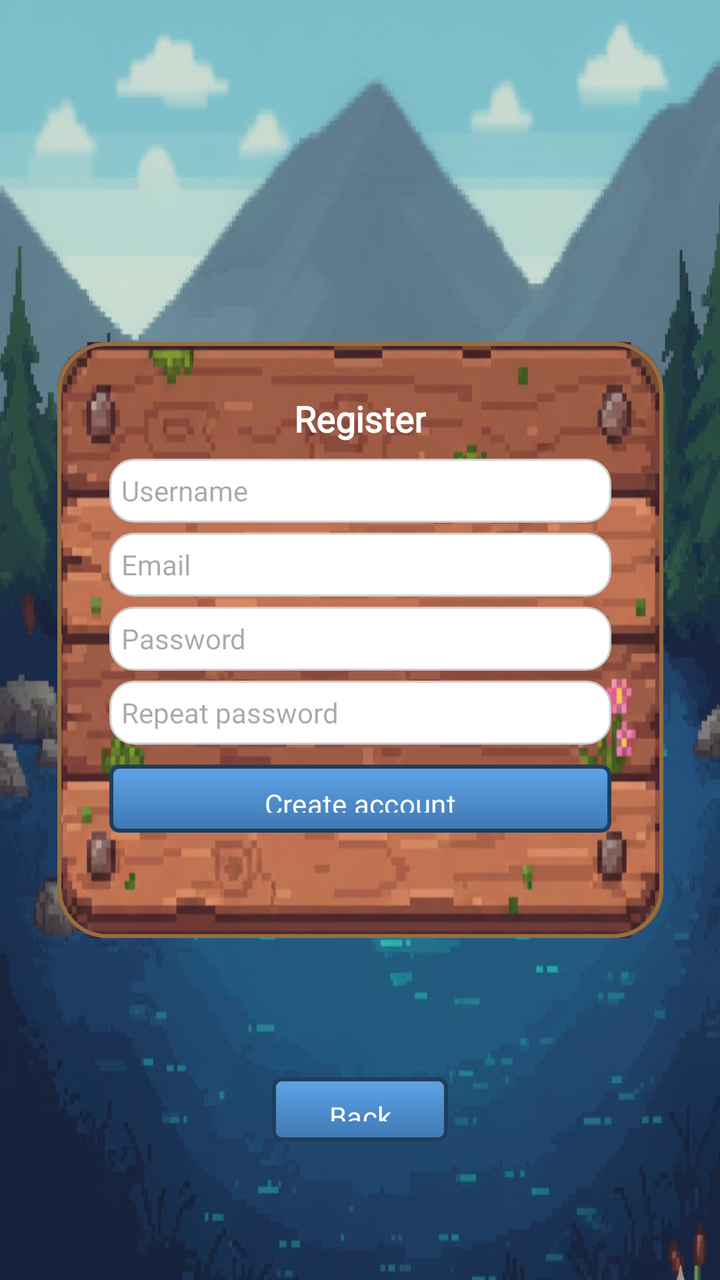
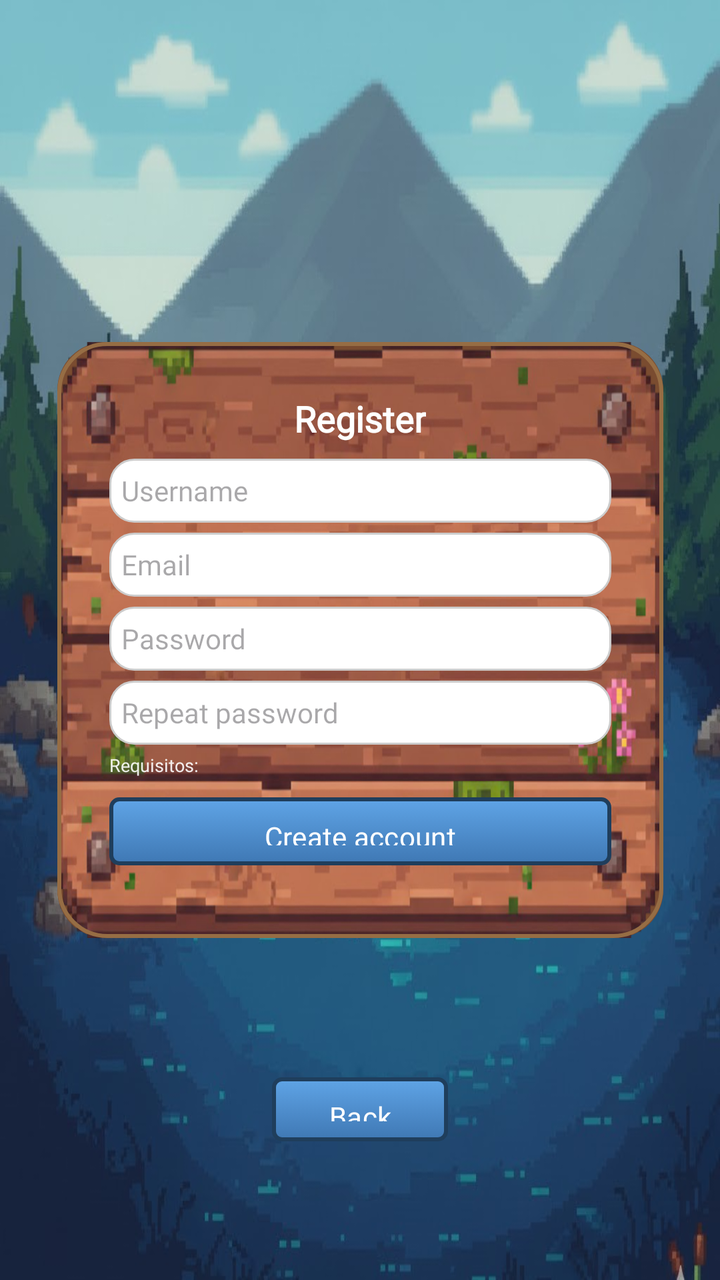

Before-and-after screenshots of an Android layout around one commit, followed by the original layout XML and the change that was made.
<!-- AndroidManifest.xml: application theme Theme.Android_Proyecto -->
<!-- res/layout/activity_register.xml -->
<?xml version="1.0" encoding="utf-8"?>
<androidx.constraintlayout.widget.ConstraintLayout xmlns:android="http://schemas.android.com/apk/res/android"
    xmlns:app="http://schemas.android.com/apk/res-auto"
    xmlns:tools="http://schemas.android.com/tools"
    android:layout_width="match_parent"
    android:layout_height="match_parent"
    android:background="@drawable/fondologin"
    android:backgroundTintMode="src_in">


    <FrameLayout
        android:id="@+id/frameLayout"
        android:layout_width="303dp"
        android:layout_height="298dp"
        android:background="@drawable/bg_login_card"
        app:layout_constraintBottom_toBottomOf="parent"
        app:layout_constraintEnd_toEndOf="parent"
        app:layout_constraintStart_toStartOf="parent"
        app:layout_constraintTop_toTopOf="parent">

        <LinearLayout
            android:layout_width="match_parent"
            android:layout_height="wrap_content"
            android:background="@android:color/transparent"
            android:orientation="vertical"
            android:padding="10dp">

            <TextView
                android:layout_width="wrap_content"
                android:layout_height="wrap_content"
                android:layout_gravity="center_horizontal"
                android:fontFamily="@font/pixel_font"
                android:paddingBottom="8dp"
                android:text="Register"
                android:textColor="#FFFFFF"
                android:textSize="18sp"
                android:textStyle="bold" />

            <EditText
                android:id="@+id/etUserReg"
                android:layout_width="match_parent"
                android:layout_height="32dp"
                android:background="@drawable/edittext_rounded"
                android:fontFamily="@font/pixel_font"
                android:hint="Username"
                android:inputType="textPersonName"
                android:padding="6dp"
                android:textSize="14sp" />

            <EditText
                android:id="@+id/etEmailReg"
                android:layout_width="match_parent"
                android:layout_height="32dp"
                android:layout_marginTop="5dp"
                android:background="@drawable/edittext_rounded"
                android:fontFamily="@font/pixel_font"
                android:hint="Email"
                android:inputType="textEmailAddress"
                android:padding="6dp"
                android:textSize="14sp" />

            <EditText
                android:id="@+id/etPassReg"
                android:layout_width="match_parent"
                android:layout_height="32dp"
                android:layout_marginTop="5dp"
                android:background="@drawable/edittext_rounded"
                android:fontFamily="@font/pixel_font"
                android:hint="Password"
                android:inputType="textPassword"
                android:padding="6dp"
                android:textSize="14sp" />

            <EditText
                android:id="@+id/etPassConfirmReg"
                android:layout_width="match_parent"
                android:layout_height="32dp"
                android:layout_marginTop="5dp"
                android:background="@drawable/edittext_rounded"
                android:fontFamily="@font/pixel_font"
                android:hint="Repeat password"
                android:inputType="textPassword"
                android:padding="6dp"
                android:textSize="14sp" />

            <ProgressBar
                android:id="@+id/progressRegister"
                style="?android:attr/progressBarStyleSmall"
                android:layout_width="wrap_content"
                android:layout_height="wrap_content"
                android:layout_gravity="center_horizontal"
                android:layout_marginTop="3dp"
                android:visibility="gone" />

            <Button
                android:id="@+id/btnRegister"
                android:layout_width="match_parent"
                android:layout_height="34dp"
                android:layout_marginTop="10dp"
                android:background="@drawable/pixel_button_bg"
                android:fontFamily="@font/pixel_font"
                android:text="Create account"
                android:textAllCaps="false"
                android:textSize="14sp"
                app:backgroundTint="@null" />

            <TextView
                android:id="@+id/tvMsgRegister"
                android:layout_width="match_parent"
                android:layout_height="37dp"
                android:fontFamily="@font/pixel_font"
                android:paddingTop="3dp"
                android:textColor="@android:color/white"
                android:textSize="12sp" />
        </LinearLayout>

    </FrameLayout>

    <Button
        android:id="@+id/btnBack"
        android:layout_width="wrap_content"
        android:layout_height="32dp"
        android:background="@drawable/pixel_button_bg"
        android:fontFamily="@font/pixel_font"
        android:paddingLeft="12dp"
        android:paddingRight="12dp"
        android:text="Back"
        android:textAllCaps="false"
        android:textSize="14sp"
        app:backgroundTint="@null"
        app:layout_constraintBottom_toBottomOf="parent"
        app:layout_constraintEnd_toEndOf="parent"
        app:layout_constraintHorizontal_bias="0.5"
        app:layout_constraintStart_toStartOf="parent"
        app:layout_constraintTop_toBottomOf="@+id/frameLayout" />

</androidx.constraintlayout.widget.ConstraintLayout>
<!-- resources referenced by this layout -->
<resources>
  <!-- drawable bg_login_card (drawable) -->
  <?xml version="1.0" encoding="utf-8"?>
  <layer-list xmlns:android="http://schemas.android.com/apk/res/android">
  
      
      <item>
          <shape android:shape="rectangle">
              <corners android:radius="24dp" />
              <solid android:color="#7A4C30" />
          </shape>
      </item>
  
      
      <item>
          <bitmap
              android:src="@drawable/pixel_wood_bg"
              android:gravity="fill" />
      </item>
  
      
      <item>
          <shape android:shape="rectangle">
              <corners android:radius="24dp" />
              <stroke
                  android:width="2dp"
                  android:color="#966D44" />
          </shape>
      </item>
  
      
      <item
          android:bottom="4dp"
          android:left="4dp"
          android:right="4dp"
          android:top="4dp">
          <shape android:shape="rectangle">
              <corners android:radius="20dp" />
              <padding
                  android:left="16dp"
                  android:top="16dp"
                  android:right="16dp"
                  android:bottom="16dp" />
          </shape>
      </item>
  
  </layer-list>
  <!-- drawable edittext_rounded (drawable) -->
  <?xml version="1.0" encoding="utf-8"?>
  <shape xmlns:android="http://schemas.android.com/apk/res/android">
      <solid android:color="#FFFFFFFF" /> 
  
      <corners android:radius="12dp" />   
  
      <padding
          android:left="10dp"
          android:top="10dp"
          android:right="10dp"
          android:bottom="10dp" />
  
      <stroke
          android:width="1dp"
          android:color="#CCCCCC" />      
  </shape>
  <!-- drawable fondologin: jpg bitmap (drawable, 96286 bytes) -->
  <!-- drawable pixel_button_bg (drawable) -->
  <?xml version="1.0" encoding="utf-8"?>
  <selector xmlns:android="http://schemas.android.com/apk/res/android">
  
      <item android:state_pressed="true">
          <shape android:shape="rectangle">
              <corners android:radius="4dp"/>
              <solid android:color="#2D5A8C"/>
              <stroke android:width="2dp" android:color="#1F3E5C"/>
          </shape>
      </item>
  
      <item>
          <shape android:shape="rectangle">
              <corners android:radius="4dp"/>
              <stroke android:width="2dp" android:color="#1F3E5C"/>
              <gradient
                  android:angle="270"
                  android:startColor="#5FA4E6"  android:endColor="#3F78B4"    android:type="linear"/>
          </shape>
      </item>
  </selector>
  <style name="Theme.Android_Proyecto" parent="Base.Theme.Android_Proyecto" />
  <!-- drawable pixel_wood_bg: png bitmap (drawable, 414177 bytes) -->
  <style name="Base.Theme.Android_Proyecto" parent="Theme.Material3.DayNight.NoActionBar">
          
          
      </style>
</resources>

<!-- the commit's change to res/layout/activity_register.xml (unified diff, before → after) -->
@@ -83,6 +83,19 @@
                 android:padding="6dp"
                 android:textSize="14sp" />
 
+            <TextView
+                android:id="@+id/tvPasswordRequirements"
+                android:layout_width="match_parent"
+                android:layout_height="wrap_content"
+                android:layout_marginTop="4dp"
+                android:fontFamily="@font/pixel_font"
+                android:textColor="@android:color/white"
+                android:textSize="9sp"
+                android:maxLines="2"
+                android:ellipsize="end"
+                android:alpha="0.9"
+                android:text="Requisitos:" />
+
             <ProgressBar
                 android:id="@+id/progressRegister"
                 style="?android:attr/progressBarStyleSmall"
